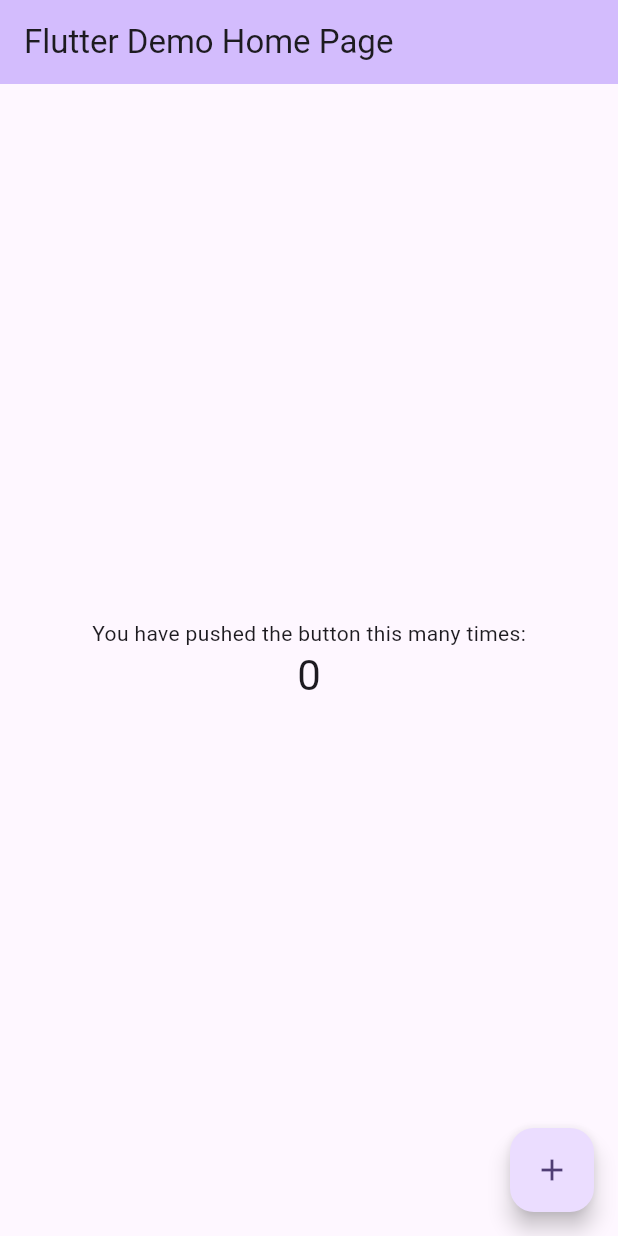
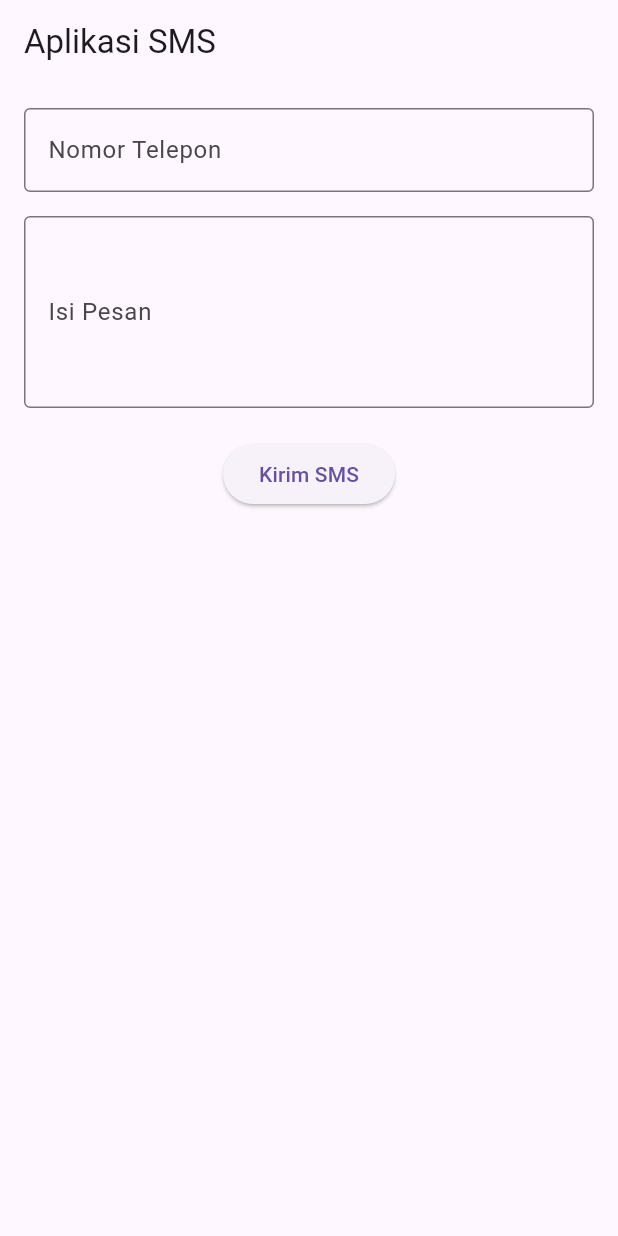
Before and after one commit to MedG12/messages, a Flutter app: the screen it shows after launch, on a phone screen of 412 x 824 dp. Run offline on Flutter 3.47's test engine with Material 3 defaults, Android fonts, the phone set to English and light mode, and no system bars; missing offline and left inert: another_telephony.

Commit message:
fitur utama, minus UI

```diff
--- a/lib/main.dart
+++ b/lib/main.dart
@@ -1,122 +1,103 @@
 import 'package:flutter/material.dart';
+import 'package:another_telephony/telephony.dart';
 
 void main() {
-  runApp(const MyApp());
+  runApp(SmsApp());
 }
 
-class MyApp extends StatelessWidget {
-  const MyApp({super.key});
-
-  // This widget is the root of your application.
+class SmsApp extends StatelessWidget {
   @override
   Widget build(BuildContext context) {
     return MaterialApp(
-      title: 'Flutter Demo',
-      theme: ThemeData(
-        // This is the theme of your application.
-        //
-        // TRY THIS: Try running your application with "flutter run". You'll see
-        // the application has a purple toolbar. Then, without quitting the app,
-        // try changing the seedColor in the colorScheme below to Colors.green
-        // and then invoke "hot reload" (save your changes or press the "hot
-        // reload" button in a Flutter-supported IDE, or press "r" if you used
-        // the command line to start the app).
-        //
-        // Notice that the counter didn't reset back to zero; the application
-        // state is not lost during the reload. To reset the state, use hot
-        // restart instead.
-        //
-        // This works for code too, not just values: Most code changes can be
-        // tested with just a hot reload.
-        colorScheme: ColorScheme.fromSeed(seedColor: Colors.deepPurple),
-      ),
-      home: const MyHomePage(title: 'Flutter Demo Home Page'),
+      home: SmsHomePage(),
     );
   }
 }
 
-class MyHomePage extends StatefulWidget {
-  const MyHomePage({super.key, required this.title});
+class SmsHomePage extends StatefulWidget {
+  @override
+  _SmsHomePageState createState() => _SmsHomePageState();
+}
 
-  // This widget is the home page of your application. It is stateful, meaning
-  // that it has a State object (defined below) that contains fields that affect
-  // how it looks.
-
-  // This class is the configuration for the state. It holds the values (in this
-  // case the title) provided by the parent (in this case the App widget) and
-  // used by the build method of the State. Fields in a Widget subclass are
-  // always marked "final".
-
-  final String title;
+class _SmsHomePageState extends State<SmsHomePage> {
+  final Telephony telephony = Telephony.instance;
+  final TextEditingController phoneController = TextEditingController();
+  final TextEditingController messageController = TextEditingController();
+  String smsStatus = "";
 
   @override
-  State<MyHomePage> createState() => _MyHomePageState();
-}
+  void initState() {
+    super.initState();
+    requestPermissions();
+  }
 
-class _MyHomePageState extends State<MyHomePage> {
-  int _counter = 0;
+  void requestPermissions() async {
+    bool? granted = await telephony.requestPhoneAndSmsPermissions;
+    if (granted != true) {
+      setState(() {
+        smsStatus = "Izin tidak diberikan.";
+      });
+    }
+  }
 
-  void _incrementCounter() {
+  void sendSMS() async {
+    final phone = phoneController.text.trim();
+    final message = messageController.text.trim();
+
+    if (phone.isEmpty || message.isEmpty) {
+      setState(() {
+        smsStatus = "Nomor dan pesan tidak boleh kosong.";
+      });
+      return;
+    }
+
+    await telephony.sendSms(
+      to: phone,
+      message: message,
+    );
     setState(() {
-      // This call to setState tells the Flutter framework that something has
-      // changed in this State, which causes it to rerun the build method below
-      // so that the display can reflect the updated values. If we changed
-      // _counter without calling setState(), then the build method would not be
-      // called again, and so nothing would appear to happen.
-      _counter++;
+      smsStatus = "SMS berhasil dikirim ke $phone!";
     });
   }
 
   @override
   Widget build(BuildContext context) {
-    // This method is rerun every time setState is called, for instance as done
-    // by the _incrementCounter method above.
-    //
-    // The Flutter framework has been optimized to make rerunning build methods
-    // fast, so that you can just rebuild anything that needs updating rather
-    // than having to individually change instances of widgets.
     return Scaffold(
-      appBar: AppBar(
-        // TRY THIS: Try changing the color here to a specific color (to
-        // Colors.amber, perhaps?) and trigger a hot reload to see the AppBar
-        // change color while the other colors stay the same.
-        backgroundColor: Theme.of(context).colorScheme.inversePrimary,
-        // Here we take the value from the MyHomePage object that was created by
-        // the App.build method, and use it to set our appbar title.
-        title: Text(widget.title),
-      ),
-      body: Center(
-        // Center is a layout widget. It takes a single child and positions it
-        // in the middle of the parent.
+      appBar: AppBar(title: Text("Aplikasi SMS")),
+      body: Padding(
+        padding: const EdgeInsets.all(16.0),
         child: Column(
-          // Column is also a layout widget. It takes a list of children and
-          // arranges them vertically. By default, it sizes itself to fit its
-          // children horizontally, and tries to be as tall as its parent.
-          //
-          // Column has various properties to control how it sizes itself and
-          // how it positions its children. Here we use mainAxisAlignment to
-          // center the children vertically; the main axis here is the vertical
-          // axis because Columns are vertical (the cross axis would be
-          // horizontal).
-          //
-          // TRY THIS: Invoke "debug painting" (choose the "Toggle Debug Paint"
-          // action in the IDE, or press "p" in the console), to see the
-          // wireframe for each widget.
-          mainAxisAlignment: MainAxisAlignment.center,
-          children: <Widget>[
-            const Text('You have pushed the button this many times:'),
+          children: [
+            TextField(
+              controller: phoneController,
+              keyboardType: TextInputType.phone,
+              decoration: InputDecoration(
+                labelText: "Nomor Telepon",
+                border: OutlineInputBorder(),
+              ),
+            ),
+            SizedBox(height: 16),
+            TextField(
+              controller: messageController,
+              maxLines: 4,
+              decoration: InputDecoration(
+                labelText: "Isi Pesan",
+                border: OutlineInputBorder(),
+              ),
+            ),
+            SizedBox(height: 20),
+            ElevatedButton(
+              onPressed: sendSMS,
+              child: Text("Kirim SMS"),
+            ),
+            SizedBox(height: 20),
             Text(
-              '$_counter',
-              style: Theme.of(context).textTheme.headlineMedium,
+              smsStatus,
+              style: TextStyle(color: Colors.green),
             ),
           ],
         ),
       ),
-      floatingActionButton: FloatingActionButton(
-        onPressed: _incrementCounter,
-        tooltip: 'Increment',
-        child: const Icon(Icons.add),
-      ), // This trailing comma makes auto-formatting nicer for build methods.
     );
   }
 }
--- a/pubspec.yaml
+++ b/pubspec.yaml
@@ -30,6 +30,8 @@ environment:
 dependencies:
   flutter:
     sdk: flutter
+
+  another_telephony: ^0.4.1
 
   # The following adds the Cupertino Icons font to your application.
   # Use with the CupertinoIcons class for iOS style icons.
```
Also changed, not shown: pubspec.lock, 2 other files.
